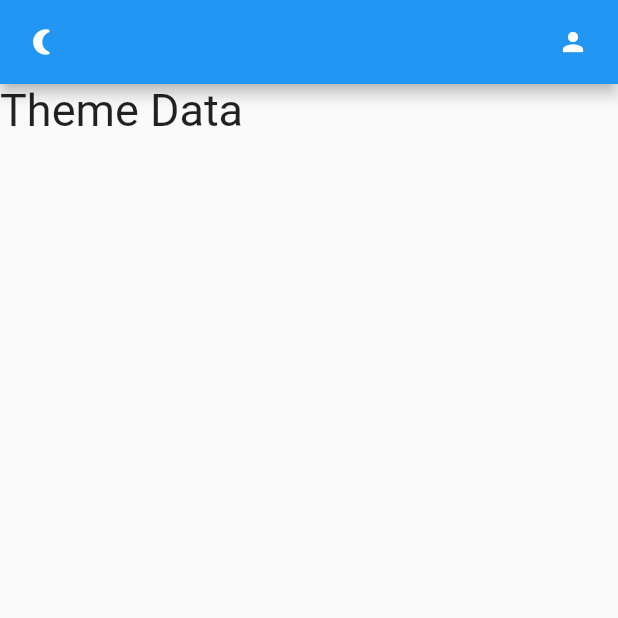
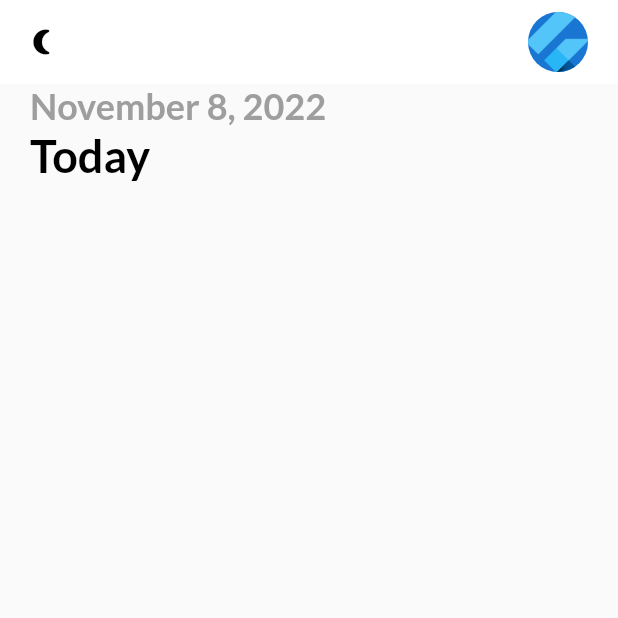
Before and after one commit to KcPele/todo-mobile-app, a Flutter app: the screen it shows after launch, on a phone screen of 412 x 824 dp, the top half of it. Run offline on Flutter 3.47's test engine with Material 2 defaults, Android fonts, the phone set to English and light mode, and no system bars; our stand-ins replace flutter_local_notifications, get, get_storage, google_fonts, timezone.

Commit message:
done with dart theme

```diff
--- a/lib/ui/home_page.dart
+++ b/lib/ui/home_page.dart
@@ -2,8 +2,10 @@ import 'package:flutter/material.dart';
 import 'package:flutter/src/widgets/container.dart';
 import 'package:flutter/src/widgets/framework.dart';
 import 'package:get/get.dart';
+import 'package:intl/intl.dart';
 import 'package:todoapp/services/notification_services.dart';
 import 'package:todoapp/services/theme_services.dart';
+import 'package:todoapp/ui/theme.dart';
 
 class HomePage extends StatefulWidget {
   const HomePage({super.key});
@@ -28,9 +30,25 @@ class _HomePageState extends State<HomePage> {
     return Scaffold(
       appBar: _appBar(),
       body: Column(children: [
-        Text(
-          "Theme Data",
-          style: TextStyle(fontSize: 30),
+        Row(
+          children: [
+            Container(
+              margin: EdgeInsets.symmetric(horizontal: 20),
+              child: Column(
+                crossAxisAlignment: CrossAxisAlignment.start,
+                children: [
+                  Text(
+                    DateFormat.yMMMMd().format(DateTime.now()),
+                    style: subHeadingStyle,
+                  ),
+                  Text(
+                    "Today",
+                    style: headingStyle,
+                  )
+                ],
+              ),
+            )
+          ],
         )
       ]),
     );
@@ -38,6 +56,8 @@ class _HomePageState extends State<HomePage> {
 
   _appBar() {
     return AppBar(
+      elevation: 0,
+      backgroundColor: context.theme.backgroundColor,
       leading: GestureDetector(
         onTap: () {
           ThemeService().switchTheme();
@@ -50,14 +70,14 @@ class _HomePageState extends State<HomePage> {
           notifyHelper.scheduledNotification();
         },
         child: Icon(
-          Icons.nightlight_round,
+          Get.isDarkMode ? Icons.wb_sunny_outlined : Icons.nightlight_round,
           size: 20,
+          color: Get.isDarkMode ? Colors.white : Colors.black,
         ),
       ),
       actions: [
-        Icon(
-          Icons.person,
-          size: 20,
+        CircleAvatar(
+          backgroundImage: AssetImage("images/profile.png"),
         ),
         SizedBox(
           width: 20,
--- a/lib/ui/theme.dart
+++ b/lib/ui/theme.dart
@@ -1,4 +1,6 @@
 import 'package:flutter/material.dart';
+import 'package:get/get.dart';
+import 'package:google_fonts/google_fonts.dart';
 
 const Color bluishClr = Color(0xFF45ae8);
 const Color yelloClr = Color(0xFFFFB746);
@@ -9,9 +11,29 @@ const Color darkGreyClr = Color(0xFF121212);
 const Color darkHeaderClr = Color(0xFF424242);
 
 class Themes {
-  static final light =
-      ThemeData(primaryColor: primaryClr, brightness: Brightness.light);
+  static final light = ThemeData(
+      backgroundColor: Colors.white,
+      primaryColor: primaryClr,
+      brightness: Brightness.light);
 
-  static final dark =
-      ThemeData(primaryColor: darkGreyClr, brightness: Brightness.dark);
+  static final dark = ThemeData(
+      backgroundColor: darkGreyClr,
+      primaryColor: darkGreyClr,
+      brightness: Brightness.dark);
 }
+
+TextStyle get subHeadingStyle {
+  return GoogleFonts.lato(
+      textStyle: TextStyle(
+          fontSize: 24,
+          fontWeight: FontWeight.bold,
+          color: Get.isDarkMode ? Colors.grey[400] : Colors.grey));
+}
+
+TextStyle get headingStyle {
+  return GoogleFonts.lato(
+      textStyle: TextStyle(
+          fontSize: 30,
+          fontWeight: FontWeight.bold,
+          color: Get.isDarkMode ? Colors.white : Colors.black));
+}
--- /dev/null
+++ b/lib/ui/widgets/button.dart
@@ -0,0 +1,23 @@
+import 'package:flutter/cupertino.dart';
+import 'package:flutter/src/widgets/container.dart';
+import 'package:flutter/src/widgets/framework.dart';
+import 'package:todoapp/ui/theme.dart';
+
+class MyButton extends StatelessWidget {
+  final String label;
+  final Function()? onTap;
+  const MyButton({super.key, required this.label, required this.onTap});
+
+  @override
+  Widget build(BuildContext context) {
+    return GestureDetector(
+      onTap: onTap,
+      child: Container(
+        width: 100,
+        height: 60,
+        decoration: BoxDecoration(
+            borderRadius: BorderRadius.circular(20), color: primaryClr),
+      ),
+    );
+  }
+}
--- a/pubspec.yaml
+++ b/pubspec.yaml
@@ -40,6 +40,8 @@ dependencies:
   get: ^4.6.5
   flutter_local_notifications:
   flutter_native_timezone:
+  intl:
+  google_fonts:
 dev_dependencies:
   flutter_test:
     sdk: flutter
@@ -63,8 +65,8 @@ flutter:
   uses-material-design: true
 
   # To add assets to your application, add an assets section, like this:
-  # assets:
-  #   - images/a_dot_burr.jpeg
+  assets:
+   - images/
   #   - images/a_dot_ham.jpeg
 
   # An image asset can refer to one or more resolution-specific "variants", see
```
Also changed, not shown: images/profile.png (added), pubspec.lock, 1 other file.
